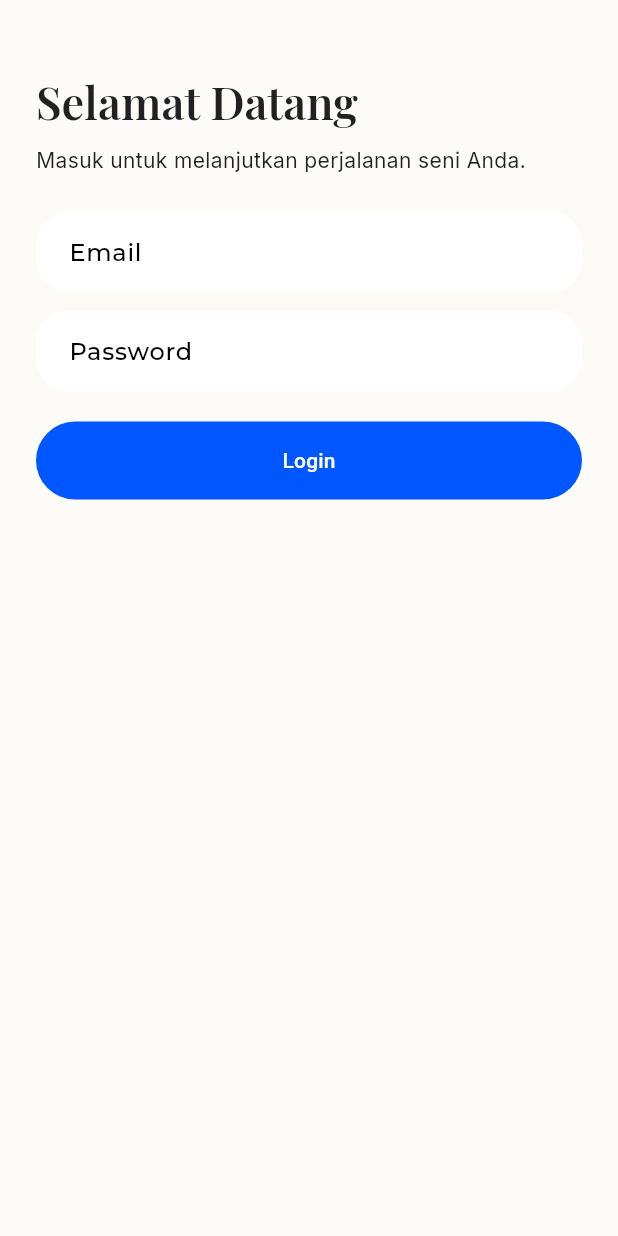
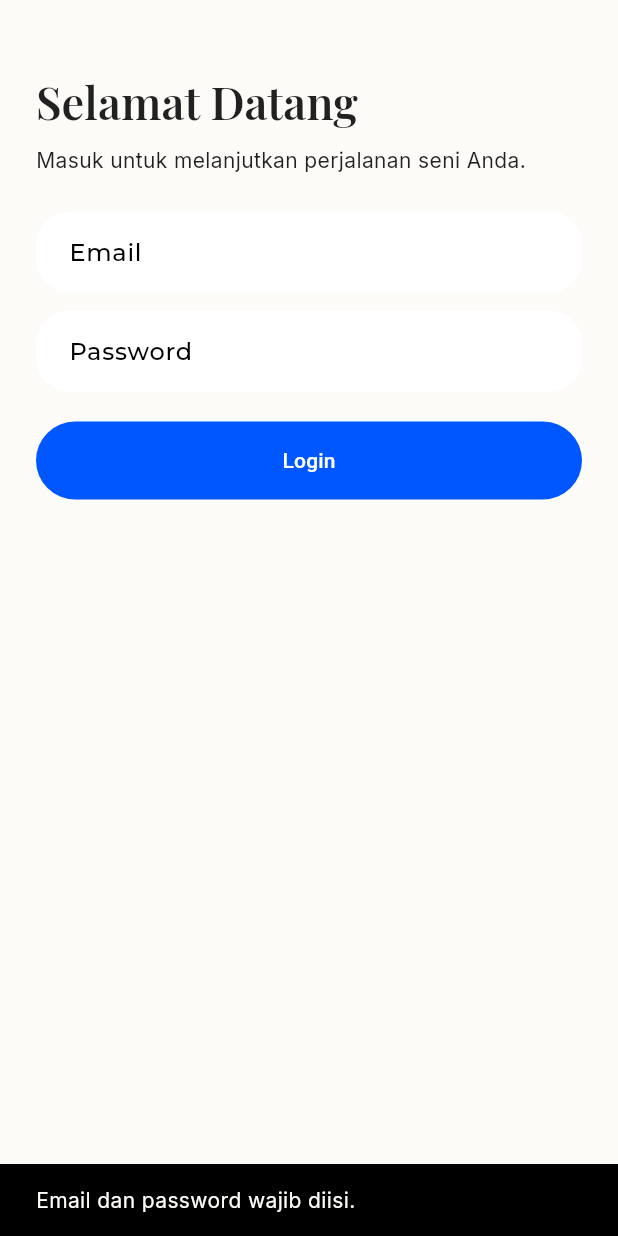
Before and after one commit to hilldanura198-bit/New-project-6, a Flutter app: the LoginPage screen opened directly, after a tap on "Login", on a phone screen of 412 x 824 dp. Run offline on Flutter 3.47's test engine with Material 3 defaults, Android fonts, the phone set to English and light mode, and no system bars; our stand-ins replace google_fonts, supabase_flutter; accounts and stored records are empty; network calls fail.

Commit message:
feat: connect login page to supabase auth

```diff
--- a/lib/src/features/auth/presentation/pages/login_page.dart
+++ b/lib/src/features/auth/presentation/pages/login_page.dart
@@ -1,7 +1,77 @@
 import 'package:flutter/material.dart';
+import 'package:supabase_flutter/supabase_flutter.dart';
 
-class LoginPage extends StatelessWidget {
+import '../../../home/presentation/pages/home_page.dart';
+
+class LoginPage extends StatefulWidget {
   const LoginPage({super.key});
+
+  @override
+  State<LoginPage> createState() => _LoginPageState();
+}
+
+class _LoginPageState extends State<LoginPage> {
+  final _emailController = TextEditingController();
+  final _passwordController = TextEditingController();
+  bool _isLoading = false;
+
+  @override
+  void dispose() {
+    _emailController.dispose();
+    _passwordController.dispose();
+    super.dispose();
+  }
+
+  Future<void> _signIn() async {
+    final email = _emailController.text.trim();
+    final password = _passwordController.text;
+
+    if (email.isEmpty || password.isEmpty) {
+      ScaffoldMessenger.of(context).showSnackBar(
+        const SnackBar(content: Text('Email dan password wajib diisi.')),
+      );
+      return;
+    }
+
+    setState(() {
+      _isLoading = true;
+    });
+
+    try {
+      await Supabase.instance.client.auth.signInWithPassword(
+        email: email,
+        password: password,
+      );
+
+      if (!mounted) {
+        return;
+      }
+
+      Navigator.of(context).pushReplacement(
+        MaterialPageRoute<void>(builder: (_) => const HomePage()),
+      );
+    } on AuthException catch (error) {
+      if (!mounted) {
+        return;
+      }
+      ScaffoldMessenger.of(context).showSnackBar(
+        SnackBar(content: Text(error.message)),
+      );
+    } catch (_) {
+      if (!mounted) {
+        return;
+      }
+      ScaffoldMessenger.of(context).showSnackBar(
+        const SnackBar(content: Text('Login gagal. Silakan coba lagi.')),
+      );
+    } finally {
+      if (mounted) {
+        setState(() {
+          _isLoading = false;
+        });
+      }
+    }
+  }
 
   @override
   Widget build(BuildContext context) {
@@ -21,23 +91,28 @@ class LoginPage extends StatelessWidget {
               ),
               const SizedBox(height: 24),
               TextField(
-                decoration: InputDecoration(
-                  hintText: 'Email',
-                ),
+                controller: _emailController,
+                keyboardType: TextInputType.emailAddress,
+                decoration: const InputDecoration(hintText: 'Email'),
               ),
               const SizedBox(height: 12),
               TextField(
+                controller: _passwordController,
                 obscureText: true,
-                decoration: InputDecoration(
-                  hintText: 'Password',
-                ),
+                decoration: const InputDecoration(hintText: 'Password'),
               ),
               const SizedBox(height: 20),
               SizedBox(
                 width: double.infinity,
                 child: FilledButton(
-                  onPressed: () {},
-                  child: const Text('Login'),
+                  onPressed: _isLoading ? null : _signIn,
+                  child: _isLoading
+                      ? const SizedBox(
+                          width: 20,
+                          height: 20,
+                          child: CircularProgressIndicator(strokeWidth: 2, color: Colors.white),
+                        )
+                      : const Text('Login'),
                 ),
               ),
             ],
```
